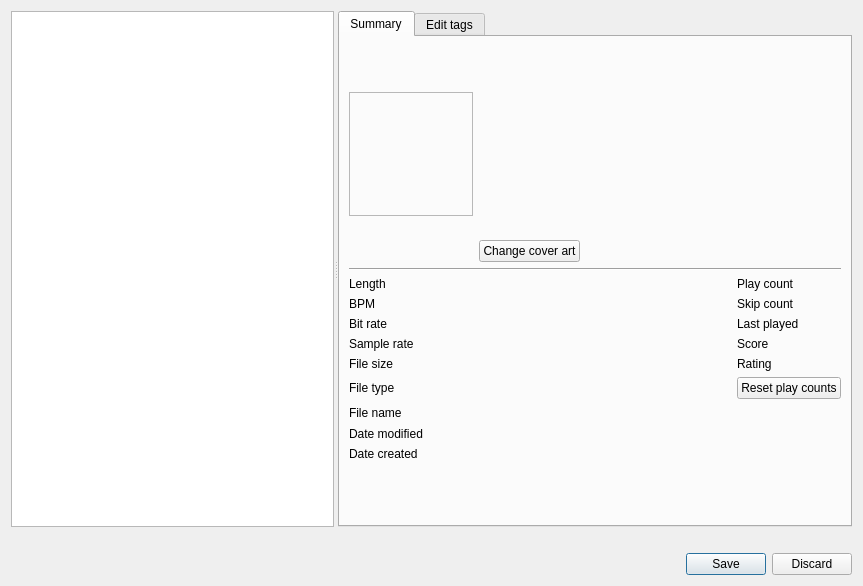
First picture: the form in src/ui/edittagdialog.ui, repository clementine-player/Clementine, before the edit.
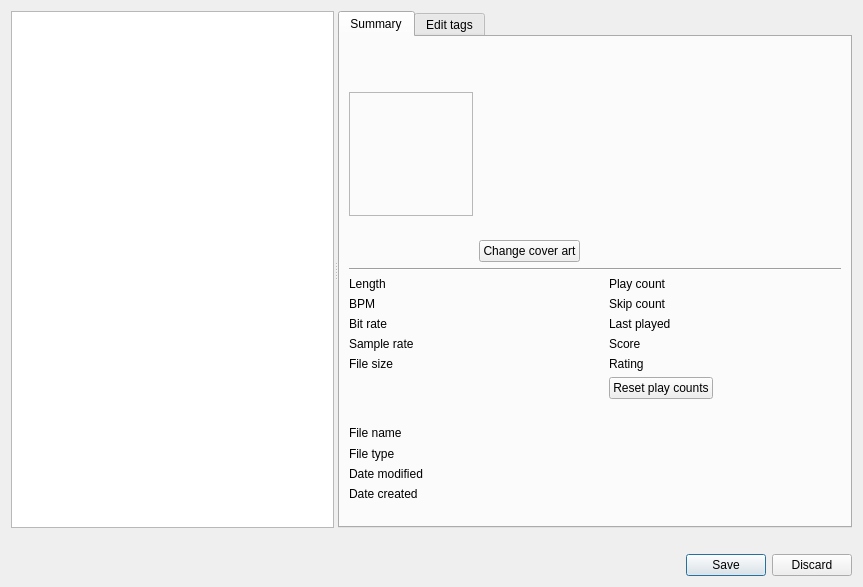
Second picture: the form after the edit. The open tabs and pages were chosen to show the change. Icons and pictures are not drawn. Custom widgets are drawn as their Qt base class.

Commit message: visual tweaks of edit tag dialog's summary tab

Patch:
```diff
--- a/src/ui/edittagdialog.ui
+++ b/src/ui/edittagdialog.ui
@@ -7,7 +7,7 @@
     <x>0</x>
     <y>0</y>
     <width>863</width>
-    <height>586</height>
+    <height>587</height>
    </rect>
   </property>
   <property name="windowTitle">
@@ -118,7 +118,7 @@
          </widget>
         </item>
         <item>
-         <layout class="QGridLayout" name="gridLayout_3">
+         <layout class="QGridLayout" name="gridLayout_3" rowstretch="0,0,0,0,0,0,0,0,0,0,0">
           <property name="horizontalSpacing">
            <number>18</number>
           </property>
@@ -141,6 +141,50 @@
           <item row="0" column="1">
            <widget class="QLabel" name="length">
             <property name="sizePolicy">
+             <sizepolicy hsizetype="Fixed" vsizetype="Preferred">
+              <horstretch>0</horstretch>
+              <verstretch>0</verstretch>
+             </sizepolicy>
+            </property>
+            <property name="minimumSize">
+             <size>
+              <width>150</width>
+              <height>0</height>
+             </size>
+            </property>
+            <property name="baseSize">
+             <size>
+              <width>150</width>
+              <height>0</height>
+             </size>
+            </property>
+            <property name="wordWrap">
+             <bool>true</bool>
+            </property>
+            <property name="textInteractionFlags">
+             <set>Qt::LinksAccessibleByMouse|Qt::TextSelectableByKeyboard|Qt::TextSelectableByMouse</set>
+            </property>
+           </widget>
+          </item>
+          <item row="0" column="2">
+           <widget class="QLabel" name="playcount_label">
+            <property name="sizePolicy">
+             <sizepolicy hsizetype="Fixed" vsizetype="Preferred">
+              <horstretch>0</horstretch>
+              <verstretch>0</verstretch>
+             </sizepolicy>
+            </property>
+            <property name="text">
+             <string>Play count</string>
+            </property>
+            <property name="field_label" stdset="0">
+             <bool>true</bool>
+            </property>
+           </widget>
+          </item>
+          <item row="0" column="3">
+           <widget class="QLabel" name="playcount">
+            <property name="sizePolicy">
              <sizepolicy hsizetype="Expanding" vsizetype="Preferred">
               <horstretch>0</horstretch>
               <verstretch>0</verstretch>
@@ -172,6 +216,44 @@
           </item>
           <item row="1" column="1">
            <widget class="QLabel" name="bpm">
+            <property name="sizePolicy">
+             <sizepolicy hsizetype="Preferred" vsizetype="Preferred">
+              <horstretch>0</horstretch>
+              <verstretch>0</verstretch>
+             </sizepolicy>
+            </property>
+            <property name="baseSize">
+             <size>
+              <width>0</width>
+              <height>0</height>
+             </size>
+            </property>
+            <property name="wordWrap">
+             <bool>true</bool>
+            </property>
+            <property name="textInteractionFlags">
+             <set>Qt::LinksAccessibleByMouse|Qt::TextSelectableByKeyboard|Qt::TextSelectableByMouse</set>
+            </property>
+           </widget>
+          </item>
+          <item row="1" column="2">
+           <widget class="QLabel" name="skipcount_label">
+            <property name="sizePolicy">
+             <sizepolicy hsizetype="Fixed" vsizetype="Preferred">
+              <horstretch>0</horstretch>
+              <verstretch>0</verstretch>
+             </sizepolicy>
+            </property>
+            <property name="text">
+             <string>Skip count</string>
+            </property>
+            <property name="field_label" stdset="0">
+             <bool>true</bool>
+            </property>
+           </widget>
+          </item>
+          <item row="1" column="3">
+           <widget class="QLabel" name="skipcount">
             <property name="wordWrap">
              <bool>true</bool>
             </property>
@@ -198,6 +280,44 @@
           </item>
           <item row="2" column="1">
            <widget class="QLabel" name="bitrate">
+            <property name="sizePolicy">
+             <sizepolicy hsizetype="Preferred" vsizetype="Preferred">
+              <horstretch>0</horstretch>
+              <verstretch>0</verstretch>
+             </sizepolicy>
+            </property>
+            <property name="baseSize">
+             <size>
+              <width>0</width>
+              <height>0</height>
+             </size>
+            </property>
+            <property name="wordWrap">
+             <bool>true</bool>
+            </property>
+            <property name="textInteractionFlags">
+             <set>Qt::LinksAccessibleByMouse|Qt::TextSelectableByKeyboard|Qt::TextSelectableByMouse</set>
+            </property>
+           </widget>
+          </item>
+          <item row="2" column="2">
+           <widget class="QLabel" name="lastplayed_label">
+            <property name="sizePolicy">
+             <sizepolicy hsizetype="Fixed" vsizetype="Preferred">
+              <horstretch>0</horstretch>
+              <verstretch>0</verstretch>
+             </sizepolicy>
+            </property>
+            <property name="text">
+             <string>Last played</string>
+            </property>
+            <property name="field_label" stdset="0">
+             <bool>true</bool>
+            </property>
+           </widget>
+          </item>
+          <item row="2" column="3">
+           <widget class="QLabel" name="lastplayed">
             <property name="wordWrap">
              <bool>true</bool>
             </property>
@@ -224,6 +344,38 @@
           </item>
           <item row="3" column="1">
            <widget class="QLabel" name="samplerate">
+            <property name="sizePolicy">
+             <sizepolicy hsizetype="Preferred" vsizetype="Preferred">
+              <horstretch>0</horstretch>
+              <verstretch>0</verstretch>
+             </sizepolicy>
+            </property>
+            <property name="wordWrap">
+             <bool>true</bool>
+            </property>
+            <property name="textInteractionFlags">
+             <set>Qt::LinksAccessibleByMouse|Qt::TextSelectableByKeyboard|Qt::TextSelectableByMouse</set>
+            </property>
+           </widget>
+          </item>
+          <item row="3" column="2">
+           <widget class="QLabel" name="score_label">
+            <property name="sizePolicy">
+             <sizepolicy hsizetype="Fixed" vsizetype="Preferred">
+              <horstretch>0</horstretch>
+              <verstretch>0</verstretch>
+             </sizepolicy>
+            </property>
+            <property name="text">
+             <string>Score</string>
+            </property>
+            <property name="field_label" stdset="0">
+             <bool>true</bool>
+            </property>
+           </widget>
+          </item>
+          <item row="3" column="3">
+           <widget class="QLabel" name="score">
             <property name="wordWrap">
              <bool>true</bool>
             </property>
@@ -250,6 +402,12 @@
           </item>
           <item row="4" column="1">
            <widget class="QLabel" name="filesize">
+            <property name="sizePolicy">
+             <sizepolicy hsizetype="Preferred" vsizetype="Preferred">
+              <horstretch>0</horstretch>
+              <verstretch>0</verstretch>
+             </sizepolicy>
+            </property>
             <property name="wordWrap">
              <bool>true</bool>
             </property>
@@ -258,7 +416,52 @@
             </property>
            </widget>
           </item>
-          <item row="5" column="0">
+          <item row="4" column="2">
+           <widget class="QLabel" name="rating_label">
+            <property name="sizePolicy">
+             <sizepolicy hsizetype="Fixed" vsizetype="Preferred">
+              <horstretch>0</horstretch>
+              <verstretch>0</verstretch>
+             </sizepolicy>
+            </property>
+            <property name="text">
+             <string>Rating</string>
+            </property>
+            <property name="field_label" stdset="0">
+             <bool>true</bool>
+            </property>
+           </widget>
+          </item>
+          <item row="4" column="3">
+           <widget class="RatingWidget" name="rating" native="true">
+            <property name="sizePolicy">
+             <sizepolicy hsizetype="Fixed" vsizetype="Preferred">
+              <horstretch>0</horstretch>
+              <verstretch>0</verstretch>
+             </sizepolicy>
+            </property>
+            <property name="minimumSize">
+             <size>
+              <width>0</width>
+              <height>0</height>
+             </size>
+            </property>
+           </widget>
+          </item>
+          <item row="5" column="2" colspan="2">
+           <widget class="QPushButton" name="playcount_reset">
+            <property name="sizePolicy">
+             <sizepolicy hsizetype="Fixed" vsizetype="Fixed">
+              <horstretch>0</horstretch>
+              <verstretch>0</verstretch>
+             </sizepolicy>
+            </property>
+            <property name="text">
+             <string>Reset play counts</string>
+            </property>
+           </widget>
+          </item>
+          <item row="8" column="0">
            <widget class="QLabel" name="filetype_label">
             <property name="sizePolicy">
              <sizepolicy hsizetype="Fixed" vsizetype="Preferred">
@@ -274,8 +477,14 @@
             </property>
            </widget>
           </item>
-          <item row="5" column="1">
+          <item row="8" column="1" colspan="3">
            <widget class="QLabel" name="filetype">
+            <property name="sizePolicy">
+             <sizepolicy hsizetype="Expanding" vsizetype="Preferred">
+              <horstretch>0</horstretch>
+              <verstretch>0</verstretch>
+             </sizepolicy>
+            </property>
             <property name="text">
              <string/>
             </property>
@@ -287,7 +496,7 @@
             </property>
            </widget>
           </item>
-          <item row="7" column="0">
+          <item row="9" column="0">
            <widget class="QLabel" name="mtime_label">
             <property name="sizePolicy">
              <sizepolicy hsizetype="Fixed" vsizetype="Preferred">
@@ -303,7 +512,7 @@
             </property>
            </widget>
           </item>
-          <item row="7" column="1" colspan="3">
+          <item row="9" column="1" colspan="3">
            <widget class="QLabel" name="mtime">
             <property name="wordWrap">
              <bool>true</bool>
@@ -313,7 +522,7 @@
             </property>
            </widget>
           </item>
-          <item row="8" column="0">
+          <item row="10" column="0">
            <widget class="QLabel" name="ctime_label">
             <property name="sizePolicy">
              <sizepolicy hsizetype="Fixed" vsizetype="Preferred">
@@ -329,7 +538,7 @@
             </property>
            </widget>
           </item>
-          <item row="8" column="1" colspan="3">
+          <item row="10" column="1" colspan="3">
            <widget class="QLabel" name="ctime">
             <property name="wordWrap">
              <bool>true</bool>
@@ -339,7 +548,7 @@
             </property>
            </widget>
           </item>
-          <item row="6" column="0">
+          <item row="7" column="0">
            <widget class="QLabel" name="filename_label">
             <property name="text">
              <string>File name</string>
@@ -349,143 +558,7 @@
             </property>
            </widget>
           </item>
-          <item row="0" column="2">
-           <widget class="QLabel" name="playcount_label">
-            <property name="sizePolicy">
-             <sizepolicy hsizetype="Fixed" vsizetype="Preferred">
-              <horstretch>0</horstretch>
-              <verstretch>0</verstretch>
-             </sizepolicy>
-            </property>
-            <property name="text">
-             <string>Play count</string>
-            </property>
-            <property name="field_label" stdset="0">
-             <bool>true</bool>
-            </property>
-           </widget>
-          </item>
-          <item row="1" column="2">
-           <widget class="QLabel" name="skipcount_label">
-            <property name="sizePolicy">
-             <sizepolicy hsizetype="Fixed" vsizetype="Preferred">
-              <horstretch>0</horstretch>
-              <verstretch>0</verstretch>
-             </sizepolicy>
-            </property>
-            <property name="text">
-             <string>Skip count</string>
-            </property>
-            <property name="field_label" stdset="0">
-             <bool>true</bool>
-            </property>
-           </widget>
-          </item>
-          <item row="2" column="2">
-           <widget class="QLabel" name="lastplayed_label">
-            <property name="sizePolicy">
-             <sizepolicy hsizetype="Fixed" vsizetype="Preferred">
-              <horstretch>0</horstretch>
-              <verstretch>0</verstretch>
-             </sizepolicy>
-            </property>
-            <property name="text">
-             <string>Last played</string>
-            </property>
-            <property name="field_label" stdset="0">
-             <bool>true</bool>
-            </property>
-           </widget>
-          </item>
-          <item row="3" column="2">
-           <widget class="QLabel" name="score_label">
-            <property name="sizePolicy">
-             <sizepolicy hsizetype="Fixed" vsizetype="Preferred">
-              <horstretch>0</horstretch>
-              <verstretch>0</verstretch>
-             </sizepolicy>
-            </property>
-            <property name="text">
-             <string>Score</string>
-            </property>
-            <property name="field_label" stdset="0">
-             <bool>true</bool>
-            </property>
-           </widget>
-          </item>
-          <item row="4" column="2">
-           <widget class="QLabel" name="rating_label">
-            <property name="sizePolicy">
-             <sizepolicy hsizetype="Fixed" vsizetype="Preferred">
-              <horstretch>0</horstretch>
-              <verstretch>0</verstretch>
-             </sizepolicy>
-            </property>
-            <property name="text">
-             <string>Rating</string>
-            </property>
-            <property name="field_label" stdset="0">
-             <bool>true</bool>
-            </property>
-           </widget>
-          </item>
-          <item row="0" column="3">
-           <widget class="QLabel" name="playcount">
-            <property name="wordWrap">
-             <bool>true</bool>
-            </property>
-            <property name="textInteractionFlags">
-             <set>Qt::LinksAccessibleByMouse|Qt::TextSelectableByKeyboard|Qt::TextSelectableByMouse</set>
-            </property>
-           </widget>
-          </item>
-          <item row="1" column="3">
-           <widget class="QLabel" name="skipcount">
-            <property name="wordWrap">
-             <bool>true</bool>
-            </property>
-            <property name="textInteractionFlags">
-             <set>Qt::LinksAccessibleByMouse|Qt::TextSelectableByKeyboard|Qt::TextSelectableByMouse</set>
-            </property>
-           </widget>
-          </item>
-          <item row="2" column="3">
-           <widget class="QLabel" name="lastplayed">
-            <property name="wordWrap">
-             <bool>true</bool>
-            </property>
-            <property name="textInteractionFlags">
-             <set>Qt::LinksAccessibleByMouse|Qt::TextSelectableByKeyboard|Qt::TextSelectableByMouse</set>
-            </property>
-           </widget>
-          </item>
-          <item row="3" column="3">
-           <widget class="QLabel" name="score">
-            <property name="wordWrap">
-             <bool>true</bool>
-            </property>
-            <property name="textInteractionFlags">
-             <set>Qt::LinksAccessibleByMouse|Qt::TextSelectableByKeyboard|Qt::TextSelectableByMouse</set>
-            </property>
-           </widget>
-          </item>
-          <item row="4" column="3">
-           <widget class="RatingWidget" name="rating" native="true"/>
-          </item>
-          <item row="5" column="2" colspan="2">
-           <widget class="QPushButton" name="playcount_reset">
-            <property name="sizePolicy">
-             <sizepolicy hsizetype="Fixed" vsizetype="Fixed">
-              <horstretch>0</horstretch>
-              <verstretch>0</verstretch>
-             </sizepolicy>
-            </property>
-            <property name="text">
-             <string>Reset play counts</string>
-            </property>
-           </widget>
-          </item>
-          <item row="6" column="1" colspan="3">
+          <item row="7" column="1" colspan="3">
            <widget class="QLineEdit" name="filename">
             <property name="styleSheet">
              <string notr="true">QLineEdit {
@@ -500,6 +573,19 @@
             </property>
            </widget>
           </item>
+          <item row="6" column="0" colspan="4">
+           <spacer name="edit_tag_spacer">
+            <property name="orientation">
+             <enum>Qt::Horizontal</enum>
+            </property>
+            <property name="sizeHint" stdset="0">
+             <size>
+              <width>40</width>
+              <height>20</height>
+             </size>
+            </property>
+           </spacer>
+          </item>
          </layout>
         </item>
         <item>
```
Left out of the diff: 5 changed lines with no effect on the pictures.
